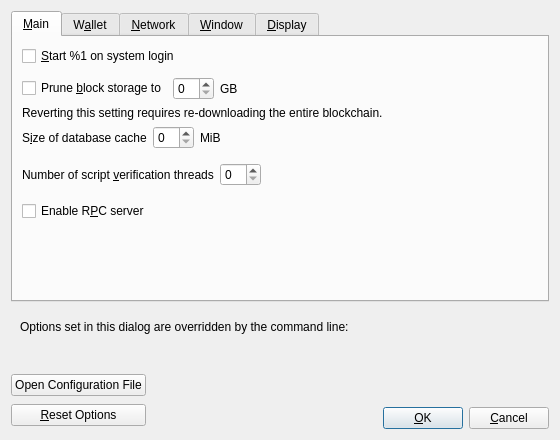
The window that src/qt/forms/optionsdialog.ui (paulscode/knots-sha256) describes before a commit, drawn with Qt 5.
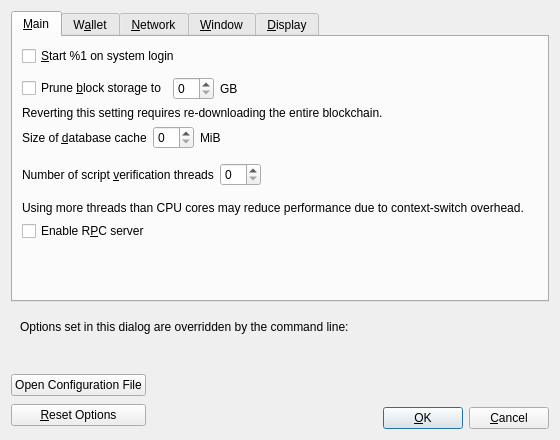
The same window after the commit. Custom widgets are drawn as their Qt base class.

Commit message: qt: warn when script threads exceed CPU cores

What changed in the file:
```diff
--- a/src/qt/forms/optionsdialog.ui
+++ b/src/qt/forms/optionsdialog.ui
@@ -108,7 +108,7 @@
             <string extracomment="Tooltip text for Options window setting that sets the size of the database cache. Explains the corresponding effects of increasing/decreasing this value.">Maximum database cache size. Make sure you have enough RAM. A larger cache can contribute to faster sync, after which the benefit is less pronounced for most use cases. Lowering the cache size will reduce memory usage. Unused mempool memory is shared for this cache.</string>
            </property>
            <property name="text">
-            <string>S&amp;ize of database cache</string>
+            <string>Size of &amp;database cache</string>
            </property>
            <property name="textFormat">
             <enum>Qt::PlainText</enum>
@@ -186,6 +186,16 @@
          </item>
         </layout>
        </item>
+       <item>
+        <widget class="QLabel" name="threadsWarning">
+         <property name="text">
+          <string>Using more threads than CPU cores may reduce performance due to context-switch overhead.</string>
+         </property>
+         <property name="textFormat">
+          <enum>Qt::PlainText</enum>
+         </property>
+        </widget>
+       </item>
        <item>
         <widget class="QCheckBox" name="enableServer">
          <property name="toolTip">
```
Left out of the diff: 6 changed lines with no effect on the pictures. The commit also changes 1 other file.
